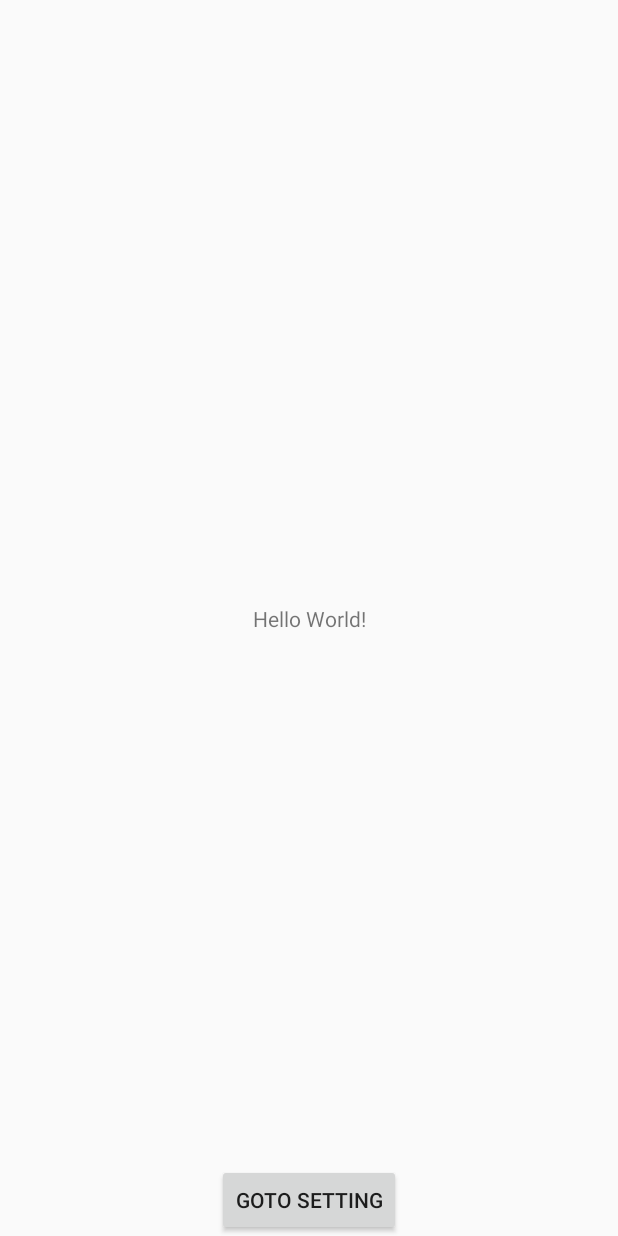
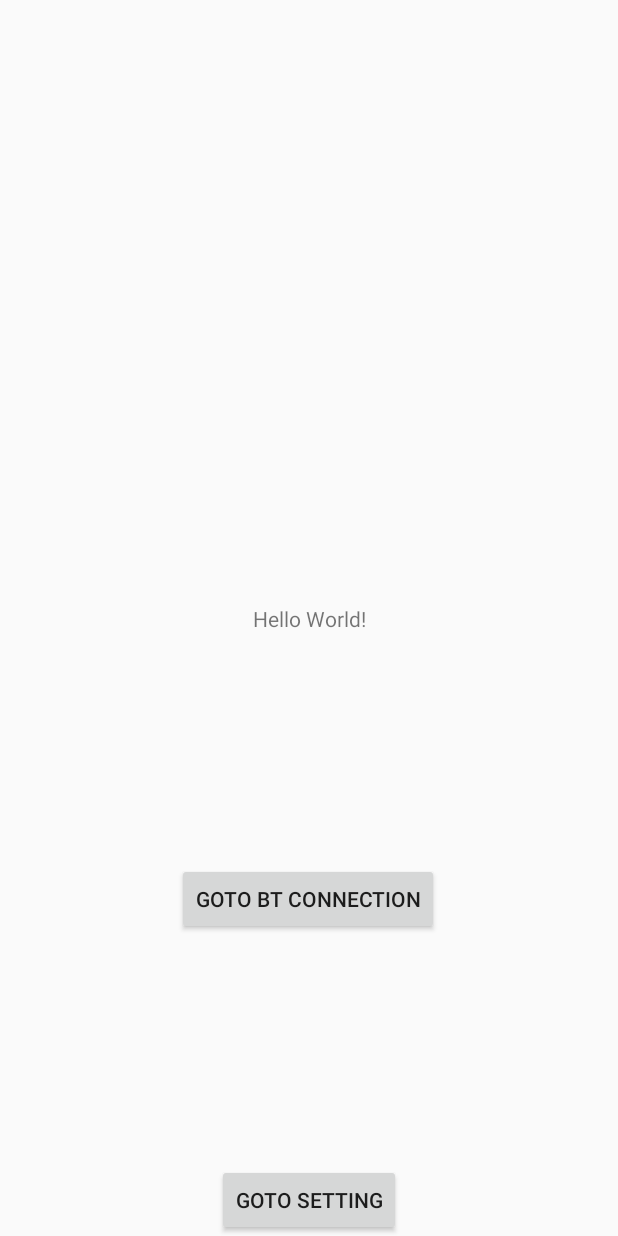
Before and after one commit to joeyzhouhaiyi/AlcoRoam, an Android app: the MainActivity screen opened directly, with no data from a screen before it, on a phone screen of 412 x 824 dp. Run offline under Robolectric (Android 15) with nearby library versions, the phone set to English and light mode, and no system bars.

Commit message:
BT connection

```diff
--- a/app/src/main/AndroidManifest.xml
+++ b/app/src/main/AndroidManifest.xml
@@ -1,6 +1,9 @@
 <?xml version="1.0" encoding="utf-8"?>
 <manifest xmlns:android="http://schemas.android.com/apk/res/android"
     package="com.elec390coen.alcoroam">
+
+    <uses-permission android:name="android.permission.BLUETOOTH"/>
+    <uses-permission android:name="android.permission.BLUETOOTH_ADMIN"/>
 
     <application
         android:allowBackup="true"
--- a/app/src/main/java/com/elec390coen/alcoroam/Activities/Main/MainActivity.java
+++ b/app/src/main/java/com/elec390coen/alcoroam/Activities/Main/MainActivity.java
@@ -7,6 +7,7 @@ import android.view.View;
 import android.widget.Button;
 
 import com.elec390coen.alcoroam.Activities.Setting.SettingActivity;
+import com.elec390coen.alcoroam.Activities.bluetooth.BluetoothActivity;
 import com.elec390coen.alcoroam.R;
 
 public class MainActivity extends AppCompatActivity {
@@ -27,5 +28,13 @@ public class MainActivity extends AppCompatActivity {
                 startActivity(new Intent(MainActivity.this, SettingActivity.class));
             }
         });
+        btn_bluetooth = findViewById(R.id.btn_bluetooth);
+        btn_bluetooth.setOnClickListener(new View.OnClickListener() {
+            @Override
+            public void onClick(View v) {
+                startActivity(new Intent(MainActivity.this, BluetoothActivity.class));
+            }
+        });
+
     }
 }
--- a/app/src/main/res/layout/style_activity_main.xml
+++ b/app/src/main/res/layout/style_activity_main.xml
@@ -7,6 +7,7 @@
     tools:context=".Activities.Main.MainActivity">
 
     <TextView
+        android:id="@+id/textView"
         android:layout_width="wrap_content"
         android:layout_height="wrap_content"
         android:text="Hello World!"
@@ -23,4 +24,17 @@
         app:layout_constraintBottom_toBottomOf="parent"
         app:layout_constraintLeft_toLeftOf="parent"
         app:layout_constraintRight_toRightOf="parent"/>
+
+    <Button
+        android:id="@+id/btn_bluetooth"
+        android:layout_width="wrap_content"
+        android:layout_height="wrap_content"
+        android:layout_marginTop="8dp"
+        android:layout_marginBottom="8dp"
+        android:text="GOTO BT CONNECTION"
+        app:layout_constraintBottom_toTopOf="@+id/btn_setting"
+        app:layout_constraintHorizontal_bias="0.497"
+        app:layout_constraintLeft_toLeftOf="parent"
+        app:layout_constraintRight_toRightOf="parent"
+        app:layout_constraintTop_toBottomOf="@+id/textView" />
 </android.support.constraint.ConstraintLayout>
```
Also changed, not shown: app/src/main/java/com/elec390coen/alcoroam/Activities/bluetooth/BluetoothActivity.java (+92 -0 lines).
